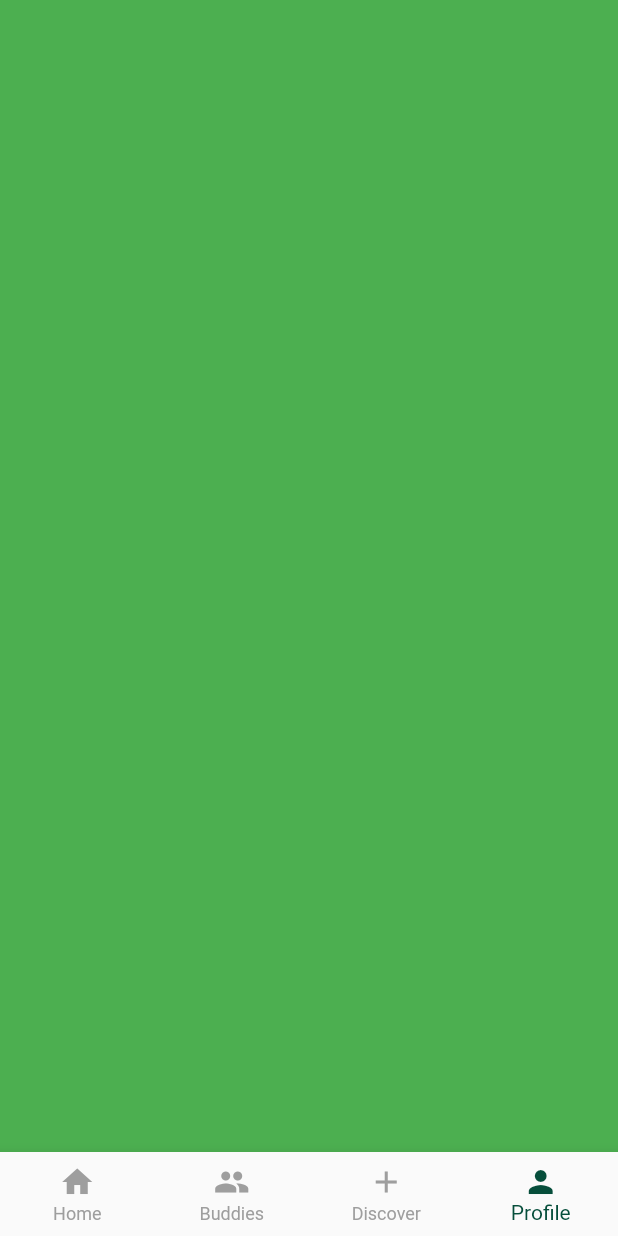
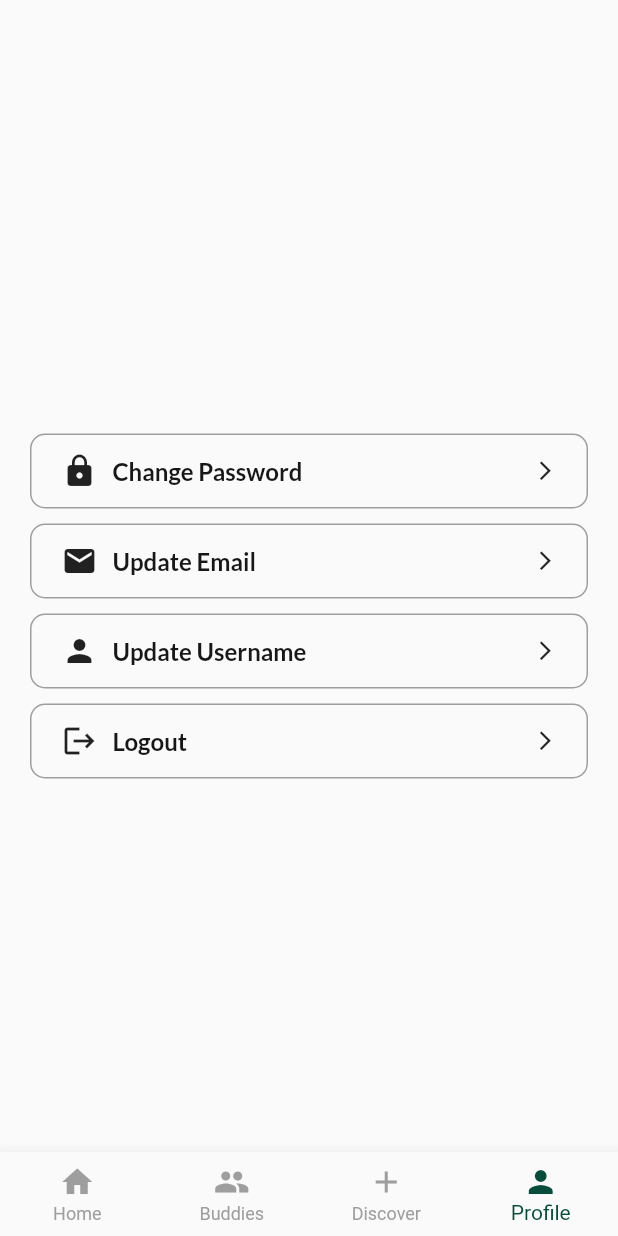
Before and after one commit to Williamtobs/test_app, a Flutter app: the Dashboard screen opened by its route, item 4 of the bottom bar chosen, on a phone screen of 412 x 824 dp. Run offline on Flutter 3.47's test engine with Material 2 defaults, Android fonts, the phone set to English and light mode, and no system bars; our stand-ins replace cloud_firestore, firebase_auth, firebase_core, flutter_riverpod, google_fonts; accounts and stored records are empty.

Commit message:
change password and update email

```diff
--- a/lib/src/app/router/routes.dart
+++ b/lib/src/app/router/routes.dart
@@ -6,6 +6,8 @@ import 'package:chit_vendor/src/screens/auth/register/register.dart';
 import 'package:chit_vendor/src/screens/dashboard/dashboard.dart';
 import 'package:chit_vendor/src/screens/onboarding/splash_screen.dart';
 import 'package:chit_vendor/src/screens/tabs/home.dart';
+import 'package:chit_vendor/src/screens/tabs/profile/change_password.dart';
+import 'package:chit_vendor/src/screens/tabs/profile/update_email.dart';
 import 'package:flutter/material.dart';
 
 final GlobalKey<NavigatorState> navigatorKey = GlobalKey<NavigatorState>();
@@ -32,6 +34,10 @@ class AppRouter {
         return MaterialPageRoute(builder: (_) => const Dashboard());
       case '/home':
         return MaterialPageRoute(builder: (_) => const HomePage());
+      case '/changePassword':
+        return MaterialPageRoute(builder: (_) => const ChangePassword());
+      case '/updateEmail':
+        return MaterialPageRoute(builder: (_) => const UpdateEmail());
       // case '/editProfile':
       //   return MaterialPageRoute(builder: (_) => const EditProfile());
       // case '/savedStudio':
--- a/lib/src/screens/auth/register/register.dart
+++ b/lib/src/screens/auth/register/register.dart
@@ -312,7 +312,7 @@ class AccountCreated extends StatelessWidget {
         ),
         const SizedBox(height: 20),
         AppButton(
-          text: 'Open email app',
+          text: 'Login',
           active: true,
           onTap: () {
             Navigator.pushNamedAndRemoveUntil(
--- a/lib/src/screens/dashboard/dashboard.dart
+++ b/lib/src/screens/dashboard/dashboard.dart
@@ -1,5 +1,6 @@
 import 'package:chit_vendor/src/app/constants/color.dart';
 import 'package:chit_vendor/src/screens/tabs/home.dart';
+import 'package:chit_vendor/src/screens/tabs/profile/profile.dart';
 import 'package:flutter/material.dart';
 
 class Dashboard extends StatefulWidget {
@@ -15,7 +16,7 @@ class _DashboardState extends State<Dashboard> {
     const HomePage(),
     Container(color: Colors.blue),
     Container(color: Colors.green),
-    Container(color: Colors.green),
+    const Profile(),
   ];
   @override
   Widget build(BuildContext context) {
--- /dev/null
+++ b/lib/src/screens/tabs/profile/profile.dart
@@ -0,0 +1,82 @@
+import 'package:chit_vendor/src/app/constants/styles.dart';
+import 'package:firebase_auth/firebase_auth.dart';
+import 'package:flutter/material.dart';
+
+class Profile extends StatelessWidget {
+  const Profile({Key? key}) : super(key: key);
+
+  @override
+  Widget build(BuildContext context) {
+    return Scaffold(
+      body: Padding(
+        padding: const EdgeInsets.symmetric(horizontal: 20),
+        child: Column(
+          mainAxisAlignment: MainAxisAlignment.center,
+          children: [
+            const SizedBox(height: 40),
+            InkWell(
+                onTap: () {
+                  Navigator.pushNamed(context, '/changePassword');
+                },
+                child: const EachOption(
+                    title: 'Change Password', icon: Icons.lock)),
+            const SizedBox(height: 10),
+            //update email
+            InkWell(
+                onTap: () {
+                  Navigator.pushNamed(context, '/updateEmail');
+                },
+                child:
+                    const EachOption(title: 'Update Email', icon: Icons.email)),
+            const SizedBox(height: 10),
+            //update username
+            const EachOption(title: 'Update Username', icon: Icons.person),
+            //logout
+            const SizedBox(height: 10),
+            InkWell(
+                onTap: () {
+                  // User currentUser = FirebaseAuth.instance.currentUser!;
+                  FirebaseAuth.instance.signOut();
+                  Navigator.pushNamedAndRemoveUntil(
+                      context, '/login', (route) => false);
+                  ScaffoldMessenger.of(context).showSnackBar(
+                    const SnackBar(
+                      content: Text('Logged out successfully!'),
+                    ),
+                  );
+                },
+                child: const EachOption(title: 'Logout', icon: Icons.logout)),
+          ],
+        ),
+      ),
+    );
+  }
+}
+
+class EachOption extends StatelessWidget {
+  final String title;
+  final IconData icon;
+  const EachOption({Key? key, required this.title, required this.icon})
+      : super(key: key);
+
+  @override
+  Widget build(BuildContext context) {
+    return Container(
+      height: 50,
+      padding: const EdgeInsets.symmetric(horizontal: 20),
+      decoration: BoxDecoration(
+        border: Border.all(color: Colors.grey),
+        borderRadius: const BorderRadius.all(Radius.circular(10)),
+      ),
+      child: Row(
+        children: [
+          Icon(icon),
+          const SizedBox(width: 10),
+          Text(title, style: Styles.w600(size: 16)),
+          const Spacer(),
+          const Icon(Icons.arrow_forward_ios, size: 15),
+        ],
+      ),
+    );
+  }
+}
```
Also changed, not shown: lib/src/screens/auth/login/login_viewmodel.dart (+18 -14 lines), lib/src/screens/onboarding/splash_screen.dart (+14 -4 lines), lib/src/screens/tabs/profile/change_password.dart (added, +100 -0 lines), lib/src/screens/tabs/profile/update_email.dart (added, +120 -0 lines).
